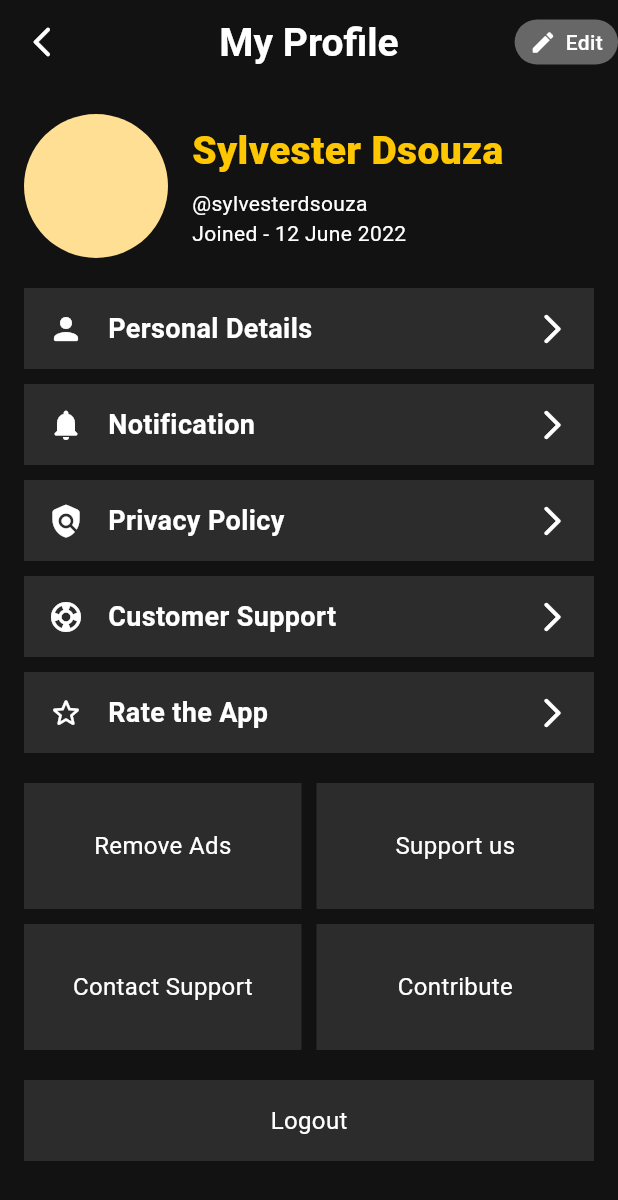
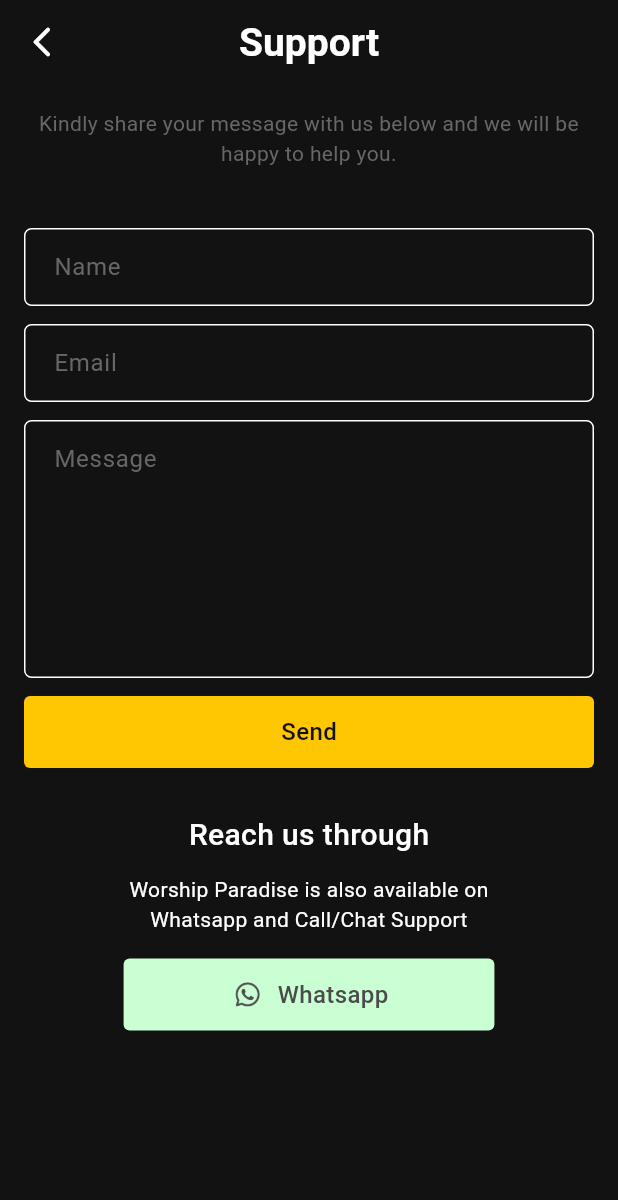
Before and after one commit to manglesh-0605/chords-app, a Flutter app: the ProfileScreen screen opened directly, after a tap on "Customer Support", on a phone screen of 412 x 824 dp. Shown: the top 1200 px of the screen. Run offline on Flutter 3.47's test engine with Material 3 defaults, Android fonts, the light colour scheme and no system bars; our stand-ins replace flutter_screenutil.

Commit message:
Profile Details, New Password and Support Screen Done

```diff
--- a/lib/main.dart
+++ b/lib/main.dart
@@ -1,5 +1,4 @@
 import 'package:chords_app/res/colors.dart';
-import 'package:chords_app/view/bottom_navigation.dart/navigation_tab.dart';
 
 import 'package:chords_app/view_model/bottom_bar_provider.dart';
 import 'package:chords_app/view_model/onboarding_provider.dart';
--- a/lib/res/components/app_textfiels.dart
+++ b/lib/res/components/app_textfiels.dart
@@ -11,6 +11,7 @@
   final bool? enabled;
   final bool? obscureText;
   final int? maxLength;
+  final int? maxLines;
   final IconData? icon;
   final Widget? suffixIcon;
   const AppTextField(
@@ -20,6 +21,7 @@
       this.enabled,
       this.obscureText = false,
       this.maxLength,
+      this.maxLines = 1,
       this.suffixIcon,
       this.icon,
       super.key});
@@ -35,6 +37,7 @@
       obscureText: obscureText!,
       obscuringCharacter: "*",
       maxLength: maxLength,
+      maxLines: maxLines,
       onTapOutside: (event) {
         // FocusScope.of(context).unfocus();
       },
--- a/lib/view/auth/profile/profile.dart
+++ b/lib/view/auth/profile/profile.dart
@@ -2,8 +2,11 @@
 import 'package:chords_app/res/colors.dart';
 import 'package:chords_app/view/auth/profile/notifications.dart';
 import 'package:chords_app/view/auth/profile/privacy_policy.dart';
+import 'package:chords_app/view/auth/profile/profile_details.dart';
 import 'package:flutter/material.dart';
 import 'package:flutter_screenutil/flutter_screenutil.dart';
+
+import 'support.dart';
 
 class ProfileScreen extends StatelessWidget {
   const ProfileScreen({super.key});
@@ -14,7 +17,7 @@
       {
         "icon": Icons.person_rounded,
         "title": "Personal Details",
-        "onClick": ""
+        "onClick": const ProfileDetails()
       },
       {
         "icon": Icons.notifications_rounded,
@@ -29,7 +32,7 @@
       {
         "icon": Icons.support_rounded,
         "title": "Customer Support",
-        "onClick": ""
+        "onClick": const SupportScreen()
       },
       {
         "icon": Icons.star_border_rounded,
@@ -114,7 +117,7 @@
                   tabData.length,
                   (index) => GestureDetector(
                     onTap: () {
-                      if (index == 1 || index == 2) {
+                      if (index != 4) {
                         switchScreenPush(context, tabData[index]['onClick']);
                       }
                     },
@@ -206,7 +209,7 @@
               ),
               spaceHeight(20.h),
               Container(
-                height: 54.h,
+                height: 40.h,
                 color: AppColors.blackGrey,
                 alignment: Alignment.center,
                 child: Text(
--- /dev/null
+++ b/lib/view/auth/profile/support.dart
@@ -0,0 +1,119 @@
+import 'package:chords_app/global/global.dart';
+import 'package:chords_app/res/colors.dart';
+import 'package:chords_app/res/components/app_button.dart';
+import 'package:chords_app/res/components/app_textfiels.dart';
+import 'package:flutter/material.dart';
+import 'package:flutter/widgets.dart';
+import 'package:flutter_screenutil/flutter_screenutil.dart';
+
+class SupportScreen extends StatelessWidget {
+  const SupportScreen({super.key});
+
+  @override
+  Widget build(BuildContext context) {
+    TextEditingController name = TextEditingController();
+    TextEditingController email = TextEditingController();
+    TextEditingController message = TextEditingController();
+    return Scaffold(
+      appBar: AppBar(
+        leading: backIcon(context),
+        title: const Text("Support"),
+      ),
+      body: SingleChildScrollView(
+        child: Padding(
+          padding: EdgeInsets.symmetric(horizontal: 16.w),
+          child: Column(
+            children: [
+              spaceHeight(),
+              Text(
+                "Kindly share your message with us below and we will be happy to help you. ",
+                textAlign: TextAlign.center,
+                style: textStyle(
+                    fontSize: 14.sp,
+                    weight: FontWeight.w400,
+                    color: AppColors.grey),
+              ),
+              spaceHeight(40.h),
+              AppTextField(
+                controller: name,
+                hint: "Name",
+                keyType: TextInputType.name,
+              ),
+              spaceHeight(12.h),
+              AppTextField(
+                controller: email,
+                hint: "Email",
+                keyType: TextInputType.emailAddress,
+              ),
+              spaceHeight(12.h),
+              AppTextField(
+                controller: message,
+                hint: "Message",
+                keyType: TextInputType.text,
+                maxLines: 6,
+              ),
+              spaceHeight(12.h),
+              AppButton(
+                btnText: "Send",
+                onPress: () {},
+              ),
+              spaceHeight(30.h),
+              Text(
+                "Reach us through",
+                style: textStyle(fontSize: 20.sp, weight: FontWeight.w500),
+              ),
+              spaceHeight(12.h),
+              SizedBox(
+                width: screenWidth * 0.6,
+                child: Text(
+                  "Worship Paradise is also available on Whatsapp and Call/Chat Support",
+                  textAlign: TextAlign.center,
+                  style: textStyle(fontSize: 14.sp, weight: FontWeight.w400),
+                ),
+              ),
+              spaceHeight(),
+              GestureDetector(
+                onTap: () {},
+                child: Container(
+                  height: 48.h,
+                  width: screenWidth * 0.6,
+                  padding: EdgeInsets.symmetric(horizontal: 20.w),
+                  decoration: BoxDecoration(
+                    color: const Color(0XFFCAFFD3),
+                    borderRadius: BorderRadius.circular(4.r),
+                    boxShadow: [
+                      BoxShadow(
+                        color: AppColors.bgColor.withOpacity(0.1),
+                        blurRadius: 12.0,
+                        offset: const Offset(0, 6),
+                      )
+                    ],
+                  ),
+                  alignment: Alignment.center,
+                  child: Row(
+                    mainAxisAlignment: MainAxisAlignment.center,
+                    children: [
+                      Image.asset(
+                        "assets/images/whatsapp.png",
+                        width: 24.w,
+                        height: 24.h,
+                        fit: BoxFit.fill,
+                      ),
+                      spaceWidth(8.w),
+                      Text(
+                        "Whatsapp",
+                        style: textStyle(
+                            weight: FontWeight.w500,
+                            color: const Color(0XFF4B4B4B)),
+                      ),
+                    ],
+                  ),
+                ),
+              ),
+            ],
+          ),
+        ),
+      ),
+    );
+  }
+}
```
Also changed, not shown: lib/view/auth/profile/profile_details.dart (added, +62 -0 lines), lib/view/auth/profile/set_password.dart (added, +132 -0 lines), assets/images/whatsapp.png (added).
